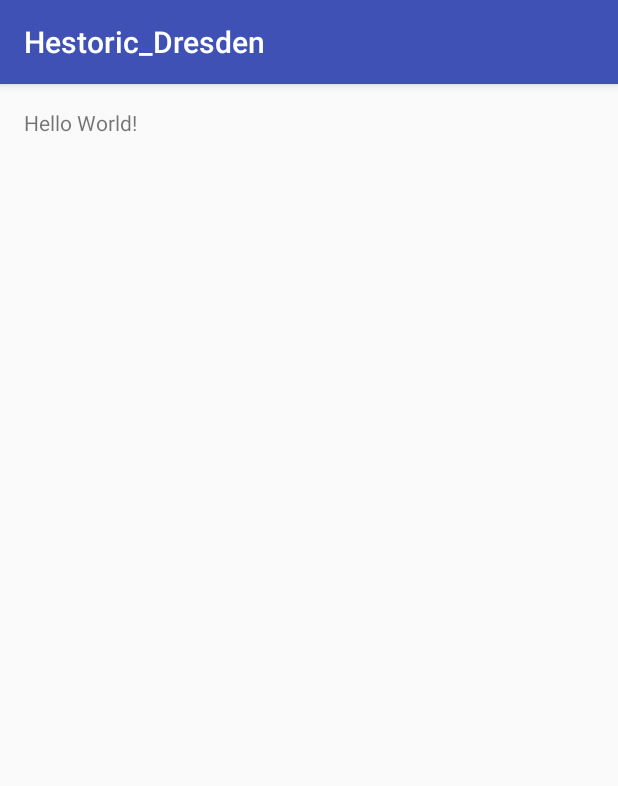
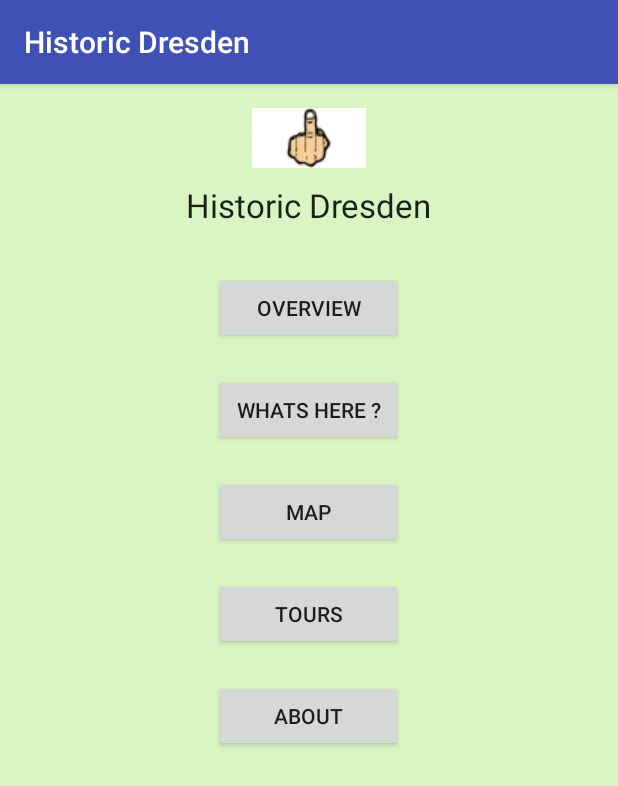
Before and after one commit to ahussein/Hestoric_Dresden, an Android app: the screen it shows after launch (MainActivity), on a phone screen of 412 x 824 dp. Shown: the top 786 px of the screen. Run offline under Robolectric (Android 15) with nearby library versions, the phone set to English and light mode, and no system bars.

Commit message:
added Vikram changes

```diff
--- a/app/src/main/res/layout/activity_main.xml
+++ b/app/src/main/res/layout/activity_main.xml
@@ -4,8 +4,76 @@
     android:layout_height="match_parent" android:paddingLeft="@dimen/activity_horizontal_margin"
     android:paddingRight="@dimen/activity_horizontal_margin"
     android:paddingTop="@dimen/activity_vertical_margin"
-    android:paddingBottom="@dimen/activity_vertical_margin" tools:context=".MainActivity">
+    android:paddingBottom="@dimen/activity_vertical_margin" tools:context=".MainActivity"
+    android:background="@color/bg">
 
-    <TextView android:text="Hello World!" android:layout_width="wrap_content"
-        android:layout_height="wrap_content" />
+    <Button
+        android:layout_width="@dimen/buttonwidthmain"
+        android:layout_height="wrap_content"
+        android:text="@string/button1"
+        android:id="@+id/button1"
+        android:layout_marginTop="30dp"
+        android:layout_below="@+id/textView"
+        android:layout_centerHorizontal="true"
+        android:onClick="overviewactivity"/>
+
+    <Button
+        android:layout_width="@dimen/buttonwidthmain"
+        android:layout_height="wrap_content"
+        android:text="@string/button2"
+        android:id="@+id/button2"
+        android:layout_below="@+id/button1"
+        android:layout_centerInParent="true"
+        android:layout_marginTop="20dp"
+        android:onClick="whatshereactivity"/>
+
+    <Button
+        android:layout_width="@dimen/buttonwidthmain"
+        android:layout_height="wrap_content"
+        android:text="@string/button3"
+        android:id="@+id/button3"
+        android:layout_below="@+id/button2"
+        android:layout_centerInParent="true"
+        android:layout_marginTop="20dp"
+        android:onClick="mapactivity"/>
+
+    <Button
+        android:layout_width="@dimen/buttonwidthmain"
+        android:layout_height="wrap_content"
+        android:text="@string/button4"
+        android:id="@+id/button4"
+        android:layout_below="@+id/button3"
+        android:layout_centerInParent="true"
+        android:layout_marginTop="20dp"
+        android:onClick="toursactivity"
+        />
+
+    <Button
+        android:layout_width="@dimen/buttonwidthmain"
+        android:layout_height="wrap_content"
+        android:text="@string/button5"
+        android:id="@+id/button5"
+        android:layout_below="@+id/button4"
+        android:layout_centerInParent="true"
+        android:layout_marginTop="20dp"
+        android:onClick="aboutactivity"/>
+
+    <TextView
+        android:layout_width="wrap_content"
+        android:layout_height="wrap_content"
+        android:textAppearance="?android:attr/textAppearanceLarge"
+        android:text="@string/app_name"
+        android:id="@+id/textView"
+        android:layout_below="@+id/imageView"
+        android:layout_centerInParent="true"
+        android:layout_marginTop="10dp"/>
+
+    <ImageView
+        android:layout_width="wrap_content"
+        android:layout_height="wrap_content"
+        android:id="@+id/imageView"
+        android:src="@drawable/mainpage"
+        android:layout_alignParentTop="true"
+        android:layout_centerHorizontal="true" />
+
 </RelativeLayout>
--- a/app/src/main/res/values/colors.xml
+++ b/app/src/main/res/values/colors.xml
@@ -3,4 +3,5 @@
     <color name="colorPrimary">#3F51B5</color>
     <color name="colorPrimaryDark">#303F9F</color>
     <color name="colorAccent">#FF4081</color>
+    <color name="bg">#DAF5C4</color>
 </resources>
--- a/app/src/main/res/values/dimens.xml
+++ b/app/src/main/res/values/dimens.xml
@@ -2,4 +2,5 @@
     <!-- Default screen margins, per the Android Design guidelines. -->
     <dimen name="activity_horizontal_margin">16dp</dimen>
     <dimen name="activity_vertical_margin">16dp</dimen>
+    <dimen name="buttonwidthmain">126dp</dimen>
 </resources>
--- a/app/src/main/res/values/strings.xml
+++ b/app/src/main/res/values/strings.xml
@@ -1,3 +1,9 @@
 <resources>
-    <string name="app_name">Hestoric_Dresden</string>
+    <string name="app_name">Historic Dresden</string>
+    <string name="button1">Overview</string>
+    <string name="button2">Whats here ?</string>
+    <string name="button3">Map</string>
+    <string name="button4">Tours</string>
+    <string name="button5">About</string>
+    <string name="backbutton">Back to main menu</string>
 </resources>
```
Also changed, not shown: app/src/main/AndroidManifest.xml (+10 -0 lines), app/src/main/java/tudresden/mobilecartography/hestoric_dreasen/hestoric_dresden/AboutActivity.java (added, +23 -0 lines), app/src/main/java/tudresden/mobilecartography/hestoric_dreasen/hestoric_dresden/ButtonNewActivity.java (added, +23 -0 lines), app/src/main/java/tudresden/mobilecartography/hestoric_dreasen/hestoric_dresden/MainActivity.java (+27 -0 lines), app/src/main/java/tudresden/mobilecartography/hestoric_dreasen/hestoric_dresden/MapActivity.java (added, +23 -0 lines), app/src/main/java/tudresden/mobilecartography/hestoric_dreasen/hestoric_dresden/ToursActivity.java (added, +23 -0 lines), app/src/main/java/tudresden/mobilecartography/hestoric_dreasen/hestoric_dresden/WhatsHereActivity.java (added, +23 -0 lines), app/src/main/res/layout/activity_about.xml (added, +27 -0 lines), app/src/main/res/layout/activity_button_new.xml (added, +27 -0 lines), app/src/main/res/layout/activity_map.xml (added, +27 -0 lines), app/src/main/res/layout/activity_tours.xml (added, +27 -0 lines), app/src/main/res/layout/activity_whats_here.xml (added, +26 -0 lines), app/src/main/res/drawable/mainpage.jpg (added).
